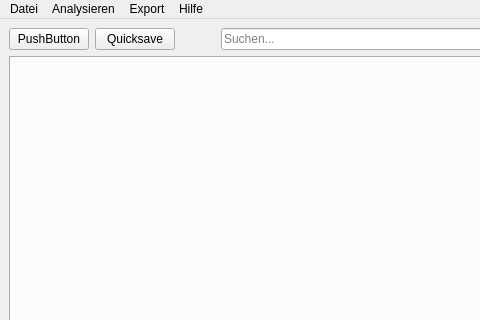
Aeolitus/Sephrasto, file designer/DatenbankMain.ui: the form before one commit; both pictures show x 0 to 480 and y 0 to 320 of the 853 by 663 pixel window.
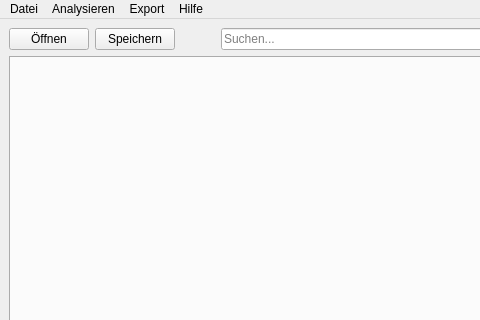
The form after the commit.

Diff of the .ui file:
```diff
--- a/designer/DatenbankMain.ui
+++ b/designer/DatenbankMain.ui
@@ -135,7 +135,7 @@
          <string>Öffnen</string>
         </property>
         <property name="text">
-         <string>PushButton</string>
+         <string>Öffnen</string>
         </property>
         <property name="class" stdset="0">
          <string>icon</string>
@@ -148,7 +148,7 @@
          <string>Speichern</string>
         </property>
         <property name="text">
-         <string>Quicksave</string>
+         <string>Speichern</string>
         </property>
         <property name="class" stdset="0">
          <string>icon</string>
```
